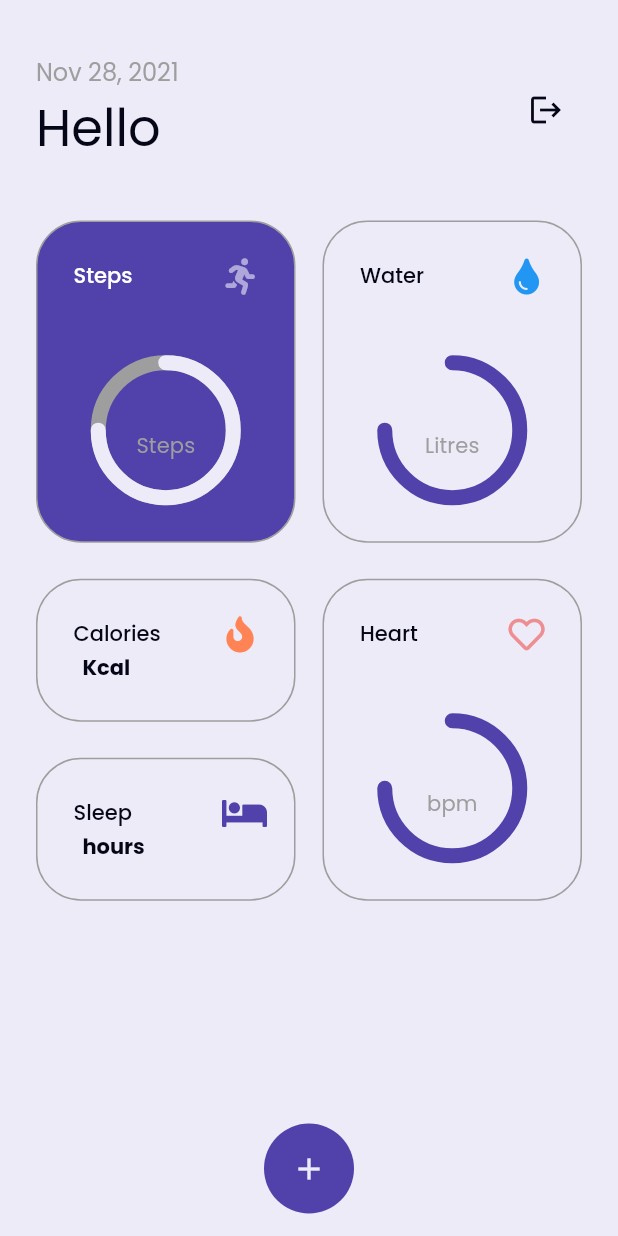
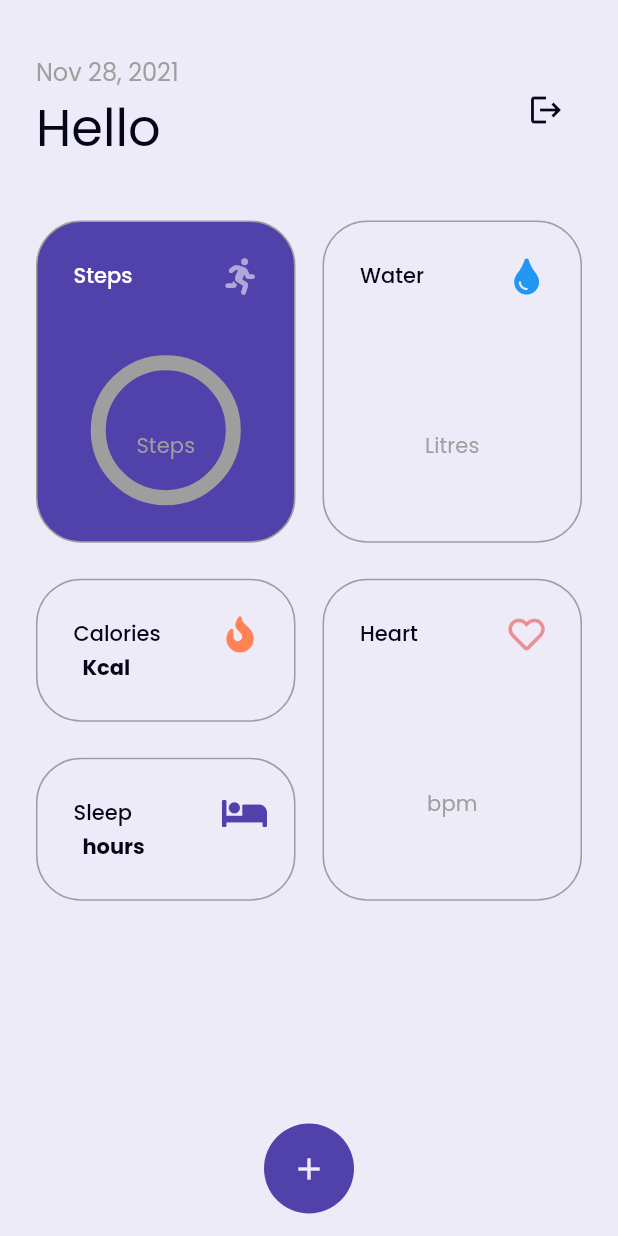
Before and after one commit to MrUnfunny/health_app, a Flutter app: the HomeScreen screen opened by its route, on a phone screen of 412 x 824 dp. Run offline on Flutter 3.47's test engine with Material 2 defaults, Android fonts, the phone set to English and light mode, and no system bars; drawn by our look-alikes of percent_indicator; our stand-ins replace bloc, cloud_firestore, equatable, firebase_analytics, firebase_auth, firebase_core and 3 more; accounts and stored records are empty.

Commit message:
feat: improved navigation and fixed UI bug

```diff
--- a/lib/constants/constants.dart
+++ b/lib/constants/constants.dart
@@ -14,6 +14,7 @@ class Constants {
       shortData: 7995,
       unit: 'Steps',
       color: ThemeColors.backgroundColor,
+      maxDailyValue: 10000,
       data: {},
     ),
     Indicator(
@@ -23,6 +24,7 @@ class Constants {
       shortData: 0.75,
       unit: 'Litres',
       color: Colors.blue,
+      maxDailyValue: 5,
       data: {},
     ),
     Indicator(
@@ -32,6 +34,7 @@ class Constants {
       shortData: 452.21,
       unit: 'Kcal',
       color: ThemeColors.lightMainAccentColor,
+      maxDailyValue: 4000,
       data: {},
     ),
     Indicator(
@@ -41,6 +44,7 @@ class Constants {
       shortData: 86,
       unit: 'bpm',
       color: const Color(0xffee8e92),
+      maxDailyValue: 80,
       data: {},
     ),
     Indicator(
@@ -49,6 +53,7 @@ class Constants {
       isShort: true,
       shortData: 6.65,
       unit: 'hours',
+      maxDailyValue: 8,
       color: ThemeColors.mainColor,
       data: {},
     ),
--- a/lib/models/indicator.dart
+++ b/lib/models/indicator.dart
@@ -10,6 +10,7 @@ class Indicator {
   final Color color;
   final double shortData;
   final String unit;
+  final double maxDailyValue;
   final Map<DateTime, double> data;
 
   Indicator({
@@ -20,6 +21,7 @@ class Indicator {
     required this.shortData,
     required this.data,
     required this.unit,
+    required this.maxDailyValue,
     this.isFilled = false,
   });
 
@@ -33,6 +35,7 @@ class Indicator {
       'shortData': shortData,
       'unit': unit,
       'data': data,
+      'maxDailyValue': maxDailyValue,
     };
   }
 
@@ -45,6 +48,7 @@ class Indicator {
       color: Color(map['color']),
       shortData: map['shortData'],
       unit: map['unit'],
+      maxDailyValue: map['maxDailyValue'],
       data: Map<DateTime, double>.from(map['data']),
     );
   }
@@ -67,6 +71,7 @@ class Indicator {
     Color? color,
     double? shortData,
     String? unit,
+    double? maxDailyValue,
     Map<DateTime, double>? data,
   }) {
     return Indicator(
@@ -78,6 +83,7 @@ class Indicator {
       shortData: shortData ?? this.shortData,
       unit: unit ?? this.unit,
       data: data ?? this.data,
+      maxDailyValue: maxDailyValue ?? this.maxDailyValue,
     );
   }
 }
--- a/lib/presentation/screens/home_screen.dart
+++ b/lib/presentation/screens/home_screen.dart
@@ -1,3 +1,5 @@
+import 'dart:math';
+
 import 'package:firebase_auth/firebase_auth.dart';
 import 'package:flutter/material.dart';
 import 'package:flutter_bloc/flutter_bloc.dart';
@@ -12,17 +14,35 @@ import '../../config/colors.dart';
 import '../../constants/constants.dart';
 import '../../constants/route_paths.dart';
 import '../../utils/analytics.dart';
+import '../../utils/utils.dart';
 import '../common/bottom_navbar.dart';
 import '../common/indicator_tiles.dart';
 
-class HomeScreen extends StatelessWidget {
+class HomeScreen extends StatefulWidget {
   const HomeScreen({Key? key}) : super(key: key);
+
+  @override
+  State<HomeScreen> createState() => _HomeScreenState();
+}
+
+class _HomeScreenState extends State<HomeScreen> {
+  DateTime currentBackPressTime = DateTime.now();
 
   @override
   Widget build(BuildContext context) {
     return Scaffold(
       bottomNavigationBar: const CustomNavBar(),
-      body: MultiBlocListener(
+      body: WillPopScope(
+        onWillPop: () => onWillPop(
+          currentBackPressTime,
+          () {
+            setState(() {
+              currentBackPressTime = DateTime.now();
+            });
+          },
+          context,
+        ),
+        child: MultiBlocListener(
           listeners: [
             BlocListener<AuthBloc, AuthState>(
               listener: (context, state) {
@@ -30,7 +50,8 @@ class HomeScreen extends StatelessWidget {
                   Provider.of<AnalyticService>(context, listen: false)
                       .logSignOut();
 
-                Navigator.pushReplacementNamed(context, RoutePaths.mainScreen);
+                  Navigator.pushReplacementNamed(
+                      context, RoutePaths.mainScreen);
                 }
               },
             ),
@@ -66,7 +87,8 @@ class HomeScreen extends StatelessWidget {
                             ),
                             Text(
                               Constants.hello +
-                                FirebaseAuth.instance.currentUser!.displayName!,
+                                  FirebaseAuth
+                                      .instance.currentUser!.displayName!,
                               style: Theme.of(context).textTheme.headline4,
                               textAlign: TextAlign.left,
                             ),
@@ -98,7 +120,20 @@ class HomeScreen extends StatelessWidget {
                                   ? CircularPercentIndicator(
                                       radius: 100,
                                       lineWidth: 10.0,
-                                    percent: 0.75,
+                                      percent: (min<double>(
+                                              Constants.indicators[index]
+                                                  .maxDailyValue,
+                                              double.tryParse((state
+                                                              .homeScreenData
+                                                              .toMap()[
+                                                          Constants
+                                                              .indicators[index]
+                                                              .name
+                                                              .toLowerCase()])
+                                                      .toString()) ??
+                                                  0) /
+                                          Constants
+                                              .indicators[index].maxDailyValue),
                                       center: RichText(
                                         text: TextSpan(
                                           children: [
@@ -107,7 +142,8 @@ class HomeScreen extends StatelessWidget {
                                                       is HomeScreenGetDataSuccessState)
                                                   ? state.homeScreenData
                                                       .toMap()[Constants
-                                                        .indicators[index].name
+                                                          .indicators[index]
+                                                          .name
                                                           .toLowerCase()]
                                                       .toString()
                                                   : ' ',
@@ -133,7 +169,8 @@ class HomeScreen extends StatelessWidget {
                                           ],
                                         ),
                                       ),
-                                    circularStrokeCap: CircularStrokeCap.round,
+                                      circularStrokeCap:
+                                          CircularStrokeCap.round,
                                       progressColor:
                                           Constants.indicators[index].isFilled
                                               ? ThemeColors.backgroundColor
@@ -170,6 +207,7 @@ class HomeScreen extends StatelessWidget {
             ),
           ),
         ),
+      ),
     );
   }
 }
--- a/lib/repository/firestore_repository.dart
+++ b/lib/repository/firestore_repository.dart
@@ -35,7 +35,11 @@ class FirestoreRepository {
       });
 
       if (element.name.toLowerCase() == 'heart') {
-        m[element.name.toLowerCase()] = (temp / cnt).roundToDouble();
+        var val = (temp / cnt).roundToDouble();
+        if (val.isNaN) {
+          val = 0;
+        }
+        m[element.name.toLowerCase()] = val;
       } else {
         m[element.name.toLowerCase()] = temp;
       }
```
Also changed, not shown: lib/presentation/screens/main_screen.dart (+21 -2 lines), lib/utils/utils.dart (+23 -0 lines). Lines whose indentation alone changed are shown as unchanged.
